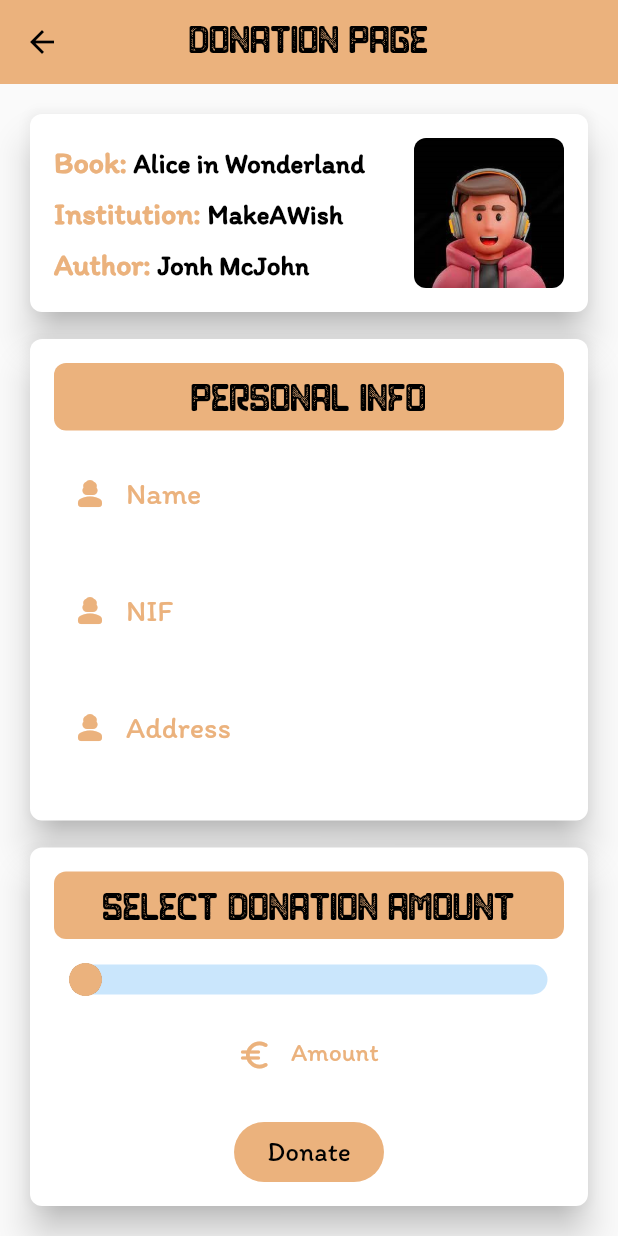
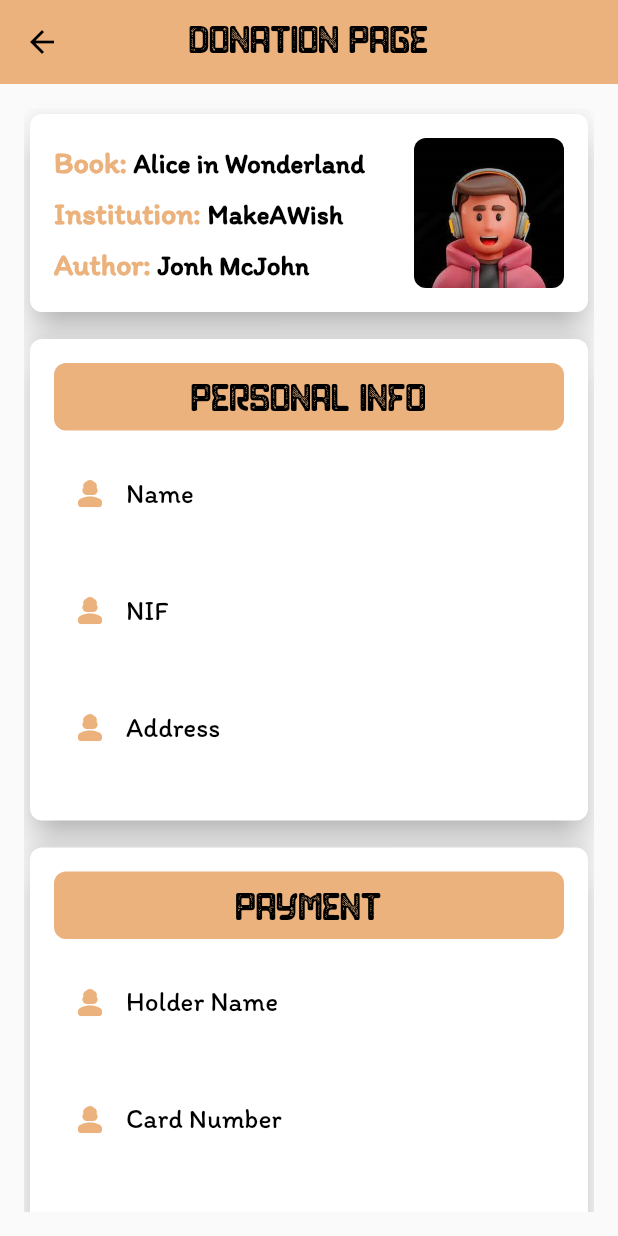
Before and after one commit to ruisilvavpa/PBH_Project, a Flutter app: the screen it shows after launch, on a phone screen of 412 x 824 dp. Run offline on Flutter 3.47's test engine with Material 2 defaults, Android fonts, the phone set to English and light mode, and no system bars; our stand-ins replace get, percent_indicator, shared_preferences, smooth_page_indicator.

Commit message:
Donation Page
Design da donation page esta completo

```diff
--- a/lib/resources/strings.dart
+++ b/lib/resources/strings.dart
@@ -47,6 +47,11 @@ class Strings {
   //DONATION
   static const String kDonationPersonalInfo = 'Personal Info';
   static const String kDonationAmount = 'Select Donation Amount';
+  static const String kDonationPaymentBanner = 'Payment';
+  static const String kDonationPaymentCard = 'Card Number';
+  static const String kDonationPaymentHolder = 'Holder Name';
+  static const String kDonationPaymentDate = 'Expiry Date';
+  static const String kDonationPaymentCVV = 'CVV';
   static const String kDonationSubmit = 'Donate';
 
   //INPUT FIELDS
--- a/lib/reusable_widgets/input_fields.dart
+++ b/lib/reusable_widgets/input_fields.dart
@@ -33,7 +33,7 @@ class InputTextFieldWidget extends StatelessWidget {
             color: writterLogoColor,
           ),
           labelText: hintText,
-          labelStyle: TextStyle(color: writterLogoColor),
+          labelStyle: kInfoText,
           filled: true,
           helperText: " ",
           floatingLabelBehavior: FloatingLabelBehavior.never,
--- a/lib/screens/donation_page/donation_amount_card.dart
+++ b/lib/screens/donation_page/donation_amount_card.dart
@@ -87,7 +87,8 @@ class _DonationAmountCardState extends State<DonationAmountCard> {
                     color: writterLogoColor,
                   ),
                   labelText: 'Amount',
-                  labelStyle: TextStyle(color: writterLogoColor, fontSize: 17),
+                  labelStyle:
+                      const TextStyle(color: Colors.black, fontSize: 17),
                   filled: true,
                   helperText: " ",
                   floatingLabelBehavior: FloatingLabelBehavior.never,
--- /dev/null
+++ b/lib/screens/donation_page/payment.dart
@@ -0,0 +1,89 @@
+import 'package:flutter/material.dart';
+import 'package:pbh_project/resources/strings.dart';
+import 'package:pbh_project/reusable_widgets/input_fields.dart';
+import 'package:pbh_project/screens/donation_page/info_banner.dart';
+import 'package:pbh_project/utils/app_styles.dart';
+
+class Payment extends StatefulWidget {
+  ///this is the card with the name of institution, book
+  ///and author's
+  const Payment({
+    super.key,
+  });
+
+  @override
+  State<Payment> createState() => _PaymentState();
+}
+
+class _PaymentState extends State<Payment> {
+  TextEditingController _textController1 = TextEditingController();
+  TextEditingController _textController2 = TextEditingController();
+  TextEditingController _textController3 = TextEditingController();
+  TextEditingController _textController4 = TextEditingController();
+  @override
+  void initState() {
+    super.initState();
+    _textController1 = TextEditingController();
+    _textController2 = TextEditingController();
+    _textController3 = TextEditingController();
+    _textController4 = TextEditingController();
+  }
+
+  //Disposes the text controller
+  @override
+  void dispose() {
+    _textController1.dispose();
+    _textController2.dispose();
+    _textController3.dispose();
+    _textController4.dispose();
+    super.dispose();
+  }
+
+  @override
+  Widget build(BuildContext context) {
+    return Card(
+      color: kBackgroundColor,
+      elevation: 10,
+      shape: RoundedRectangleBorder(
+        borderRadius: BorderRadius.circular(8),
+      ),
+      child: Padding(
+        padding: const EdgeInsets.all(16),
+        child: Column(
+          mainAxisAlignment: MainAxisAlignment.spaceBetween,
+          mainAxisSize: MainAxisSize.min,
+          children: [
+            InfoBanner(
+              bannerInfo: Strings.kDonationPaymentBanner,
+            ),
+            const SizedBox(height: 20),
+            InputTextFieldWidget(_textController1,
+                Strings.kDonationPaymentHolder, Icons.person_3_rounded, false),
+            const SizedBox(height: 10),
+            InputTextFieldWidget(_textController2, Strings.kDonationPaymentCard,
+                Icons.person_3_rounded, false),
+            const SizedBox(height: 10),
+            Row(
+              children: [
+                Flexible(
+                  child: InputTextFieldWidget(
+                      _textController3,
+                      Strings.kDonationPaymentDate,
+                      Icons.person_3_rounded,
+                      false),
+                ),
+                Flexible(
+                  child: InputTextFieldWidget(
+                      _textController4,
+                      Strings.kDonationPaymentCVV,
+                      Icons.person_3_rounded,
+                      false),
+                ),
+              ],
+            ),
+          ],
+        ),
+      ),
+    );
+  }
+}
--- a/lib/screens/donation_screen.dart
+++ b/lib/screens/donation_screen.dart
@@ -1,6 +1,7 @@
 import 'package:flutter/material.dart';
 import 'package:pbh_project/reusable_widgets/app_bar.dart';
 import 'package:pbh_project/screens/donation_page/donation_amount_card.dart';
+import 'package:pbh_project/screens/donation_page/payment.dart';
 import 'package:pbh_project/screens/donation_page/personal_info.dart';
 import 'donation_page/institution_book_author.dart';
 
@@ -35,6 +36,8 @@ class _DonationScreenState extends State<DonationScreen> {
                       const SizedBox(height: 10.0),
                       PersonalInformation(),
                       const SizedBox(height: 10.0),
+                      Payment(),
+                      const SizedBox(height: 10.0),
                       DonationAmountCard(),
                     ],
                   ),
```
